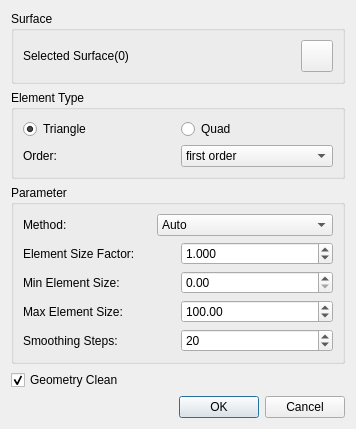
Above: Code/Gmsh/DialogSurfaceMesh.ui from DISOGitHub/FastCAE before the change. Below: the same form after it.
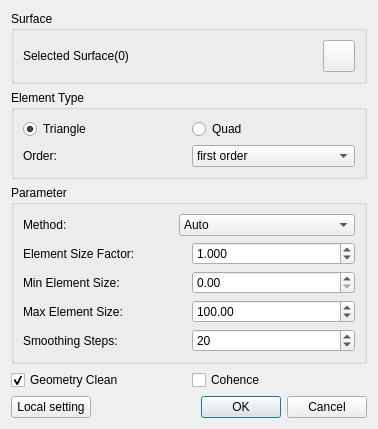
That is the form after the change. Icons and pictures are not drawn.

```diff
--- a/Code/Gmsh/DialogSurfaceMesh.ui
+++ b/Code/Gmsh/DialogSurfaceMesh.ui
@@ -6,15 +6,15 @@
    <rect>
     <x>0</x>
     <y>0</y>
-    <width>356</width>
-    <height>389</height>
+    <width>378</width>
+    <height>398</height>
    </rect>
   </property>
   <property name="windowTitle">
    <string>Surfafce Mesh</string>
   </property>
   <layout class="QGridLayout" name="gridLayout_3">
-   <item row="0" column="0">
+   <item row="0" column="0" colspan="2">
     <widget class="QGroupBox" name="groupBox">
      <property name="title">
       <string>Surface</string>
@@ -61,7 +61,7 @@
      </layout>
     </widget>
    </item>
-   <item row="1" column="0">
+   <item row="1" column="0" colspan="2">
     <widget class="QGroupBox" name="groupBox_2">
      <property name="title">
       <string>Element Type</string>
@@ -116,15 +116,13 @@
      </layout>
     </widget>
    </item>
-   <item row="2" column="0">
+   <item row="2" column="0" colspan="2">
     <widget class="QGroupBox" name="groupBox_3">
      <property name="title">
       <string>Parameter</string>
      </property>
      <layout class="QGridLayout" name="gridLayout_2">
       <item row="0" column="0">
-       <layout class="QHBoxLayout" name="horizontalLayout_3">
-        <item>
          <widget class="QLabel" name="label_2">
           <property name="sizePolicy">
            <sizepolicy hsizetype="Expanding" vsizetype="Preferred">
@@ -137,7 +135,7 @@
           </property>
          </widget>
         </item>
-        <item>
+      <item row="0" column="1">
          <widget class="QComboBox" name="MethodComboBox">
           <item>
            <property name="text">
@@ -171,9 +169,7 @@
           </item>
          </widget>
         </item>
-       </layout>
-      </item>
-      <item row="1" column="0">
+      <item row="1" column="0" colspan="2">
        <layout class="QHBoxLayout" name="horizontalLayout_4">
         <item>
          <widget class="QLabel" name="label_3">
@@ -203,7 +199,7 @@
         </item>
        </layout>
       </item>
-      <item row="2" column="0">
+      <item row="2" column="0" colspan="2">
        <layout class="QHBoxLayout" name="horizontalLayout_5">
         <item>
          <widget class="QLabel" name="label_4">
@@ -221,7 +217,7 @@
         </item>
        </layout>
       </item>
-      <item row="3" column="0">
+      <item row="3" column="0" colspan="2">
        <layout class="QHBoxLayout" name="horizontalLayout_6">
         <item>
          <widget class="QLabel" name="label_5">
@@ -242,7 +238,7 @@
         </item>
        </layout>
       </item>
-      <item row="4" column="0">
+      <item row="4" column="0" colspan="2">
        <layout class="QHBoxLayout" name="horizontalLayout_7">
         <item>
          <widget class="QLabel" name="label_6">
@@ -276,7 +272,36 @@
      </property>
     </widget>
    </item>
-   <item row="4" column="0">
+   <item row="3" column="1">
+    <widget class="QCheckBox" name="gridCoplanarCheckBox">
+     <property name="text">
+      <string>Cohence</string>
+     </property>
+    </widget>
+   </item>
+   <item row="4" column="0" colspan="2">
+    <layout class="QHBoxLayout" name="horizontalLayout_3">
+     <item>
+      <widget class="QPushButton" name="localButton">
+       <property name="text">
+        <string>Local setting</string>
+       </property>
+      </widget>
+     </item>
+     <item>
+      <spacer name="horizontalSpacer">
+       <property name="orientation">
+        <enum>Qt::Horizontal</enum>
+       </property>
+       <property name="sizeHint" stdset="0">
+        <size>
+         <width>40</width>
+         <height>20</height>
+        </size>
+       </property>
+      </spacer>
+     </item>
+     <item>
     <widget class="QDialogButtonBox" name="buttonBox">
      <property name="orientation">
       <enum>Qt::Horizontal</enum>
@@ -285,6 +310,8 @@
       <set>QDialogButtonBox::Cancel|QDialogButtonBox::Ok</set>
      </property>
     </widget>
+     </item>
+    </layout>
    </item>
   </layout>
  </widget>
```
Lines whose indentation alone changed are shown as unchanged.
